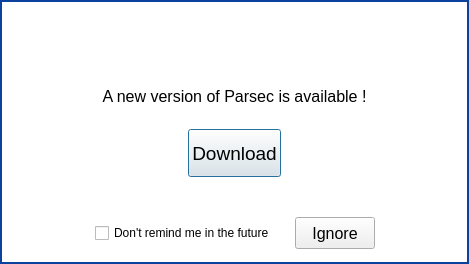
Above: parsec/core/gui/forms/new_version_dialog.ui from Scille/parsec-cloud before the change. Below: the same form after it.
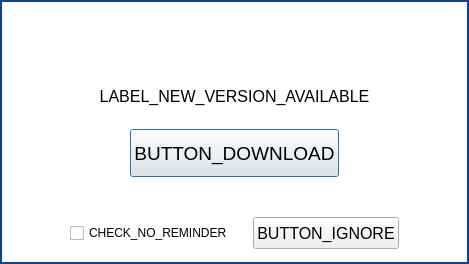
That is the form after the change. Icons and pictures are not drawn. Custom widgets are drawn as their Qt base class.

Patch:
```diff
--- a/parsec/core/gui/forms/new_version_dialog.ui
+++ b/parsec/core/gui/forms/new_version_dialog.ui
@@ -88,7 +88,7 @@
          </font>
         </property>
         <property name="text">
-         <string>A new version of Parsec is available !</string>
+         <string>LABEL_NEW_VERSION_AVAILABLE</string>
         </property>
         <property name="alignment">
          <set>Qt::AlignCenter</set>
@@ -130,7 +130,7 @@
            <string notr="true"/>
           </property>
           <property name="text">
-           <string>Download</string>
+           <string>BUTTON_DOWNLOAD</string>
           </property>
           <property name="iconSize">
            <size>
@@ -179,7 +179,7 @@
            <string notr="true"/>
           </property>
           <property name="text">
-           <string>Don't remind me in the future</string>
+           <string>CHECK_NO_REMINDER</string>
           </property>
          </widget>
         </item>
@@ -203,7 +203,7 @@
            <string notr="true"/>
           </property>
           <property name="text">
-           <string>Ignore</string>
+           <string>BUTTON_IGNORE</string>
           </property>
           <property name="iconSize">
            <size>
```
